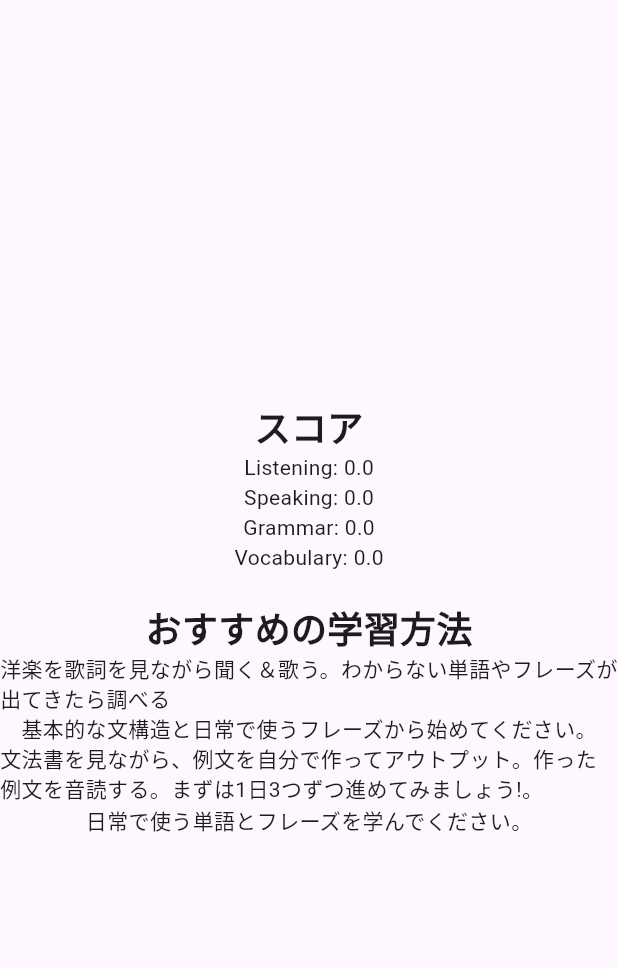
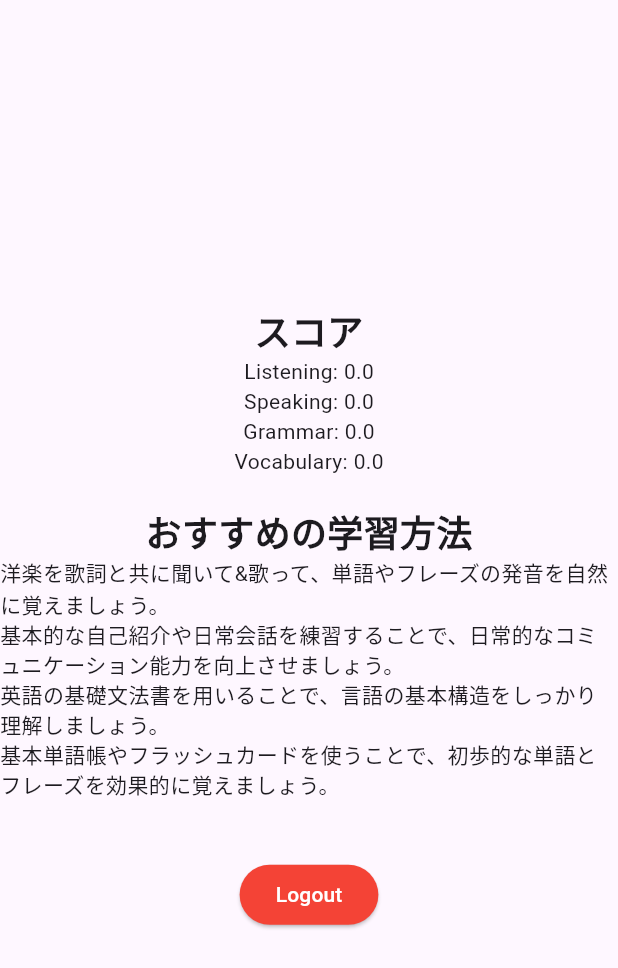
Before and after one commit to KEN-4/english_test_app, a Flutter app: the ResultPage screen opened directly with empty values, on a phone screen of 412 x 824 dp. Shown: the top 968 px of the screen. Run offline on Flutter 3.47's test engine with Material 2 defaults, Android fonts, the light colour scheme and no system bars; our stand-ins replace audioplayers, cloud_firestore, firebase_auth, firebase_core, firebase_storage; accounts and stored records are empty.

Commit message:
update result page

```diff
--- a/lib/main.dart
+++ b/lib/main.dart
@@ -1,5 +1,4 @@
 import 'package:english_test_app/pages/login_page.dart';
-import 'package:english_test_app/pages/top_page.dart';
 import 'package:english_test_app/firebase_options.dart';
 import 'package:firebase_core/firebase_core.dart';
 import 'package:flutter/material.dart';
@@ -27,8 +26,8 @@ class MyApp extends StatelessWidget {
   Widget build(BuildContext context) {
     return MaterialApp(
       title: 'English Test App',
+      debugShowCheckedModeBanner: false,
       theme: ThemeData(
-        colorScheme: ColorScheme.fromSeed(seedColor: Colors.deepPurple),
         useMaterial3: true,
       ),
       home: LoginPage(),
--- a/lib/model/recommend_model.dart
+++ b/lib/model/recommend_model.dart
@@ -1,22 +1,22 @@
 Map<String, Map<String, String>> studyRecommendations = {
   'listening': {
-    'beginner': '洋楽を歌詞を見ながら聞く＆歌う。わからない単語やフレーズが出てきたら調べる',
-    'intermediate': '通常速度のポッドキャストを聴き、メモを取る練習をしてみてください。',
-    'advanced': 'ネイティブが速く話している対話やトークを理解するように努力してください。'
+    'beginner': '洋楽を歌詞と共に聞いて&歌って、単語やフレーズの発音を自然に覚えましょう。',
+    'intermediate': 'TED Talksや短いポッドキャストを通して、多様な話題やアクセントに慣れ、複雑な語彙を身につけましょう。',
+    'advanced': '映画やドラマの英語字幕を利用することで、リアルな会話の中の高度な語彙やイディオムを習得しましょう。'
   },
   'speaking': {
-    'beginner': '基本的な文構造と日常で使うフレーズから始めてください。',
-    'intermediate': '仲間との会話練習に参加してください。',
-    'advanced': '高度な話し方のエクササイズでアクセントと流暢さに取り組んでください。'
+    'beginner': '基本的な自己紹介や日常会話を練習することで、日常的なコミュニケーション能力を向上させましょう。',
+    'intermediate': 'オーディオブックや英語ニュースを聞くことで、標準的な速度と発音での理解力を高めましょう。',
+    'advanced': '英語でのディベートやプレゼンテーションを行うことで、複雑なトピックでも流暢に意見を表現する能力を身につけましょう。'
   },
   'grammar': {
-    'beginner': '文法書を見ながら、例文を自分で作ってアウトプット。作った例文を音読する。まずは1日3つずつ進めてみましょう!。',
-    'intermediate': '複雑な文とテキスト形成に取り組んでください。',
-    'advanced': '高度な文法概念を理解する微調整をしてください。'
+    'beginner': '英語の基礎文法書を用いることで、言語の基本構造をしっかり理解しましょう。',
+    'intermediate': '英語の短編小説や記事を読んで未知の文法形式を解析することで、文脈内での正確な文法使用法を学びましょう。',
+    'advanced': '英語の論文やエッセイを解析することで、高度な文法構造や表現を習得しましょう。'
   },
   'vocabulary': {
-    'beginner': '日常で使う単語とフレーズを学んでください。',
-    'intermediate': '類義語と反対語で語彙リストを広げてください。',
-    'advanced': '慣用句と専門的な語彙を学んでください。'
+    'beginner': '基本単語帳やフラッシュカードを使うことで、初歩的な単語とフレーズを効果的に覚えましょう。',
+    'intermediate': '記事や小説の中の新しい単語をメモすることで、文脈の中での語彙の使用方法を学びましょう。',
+    'advanced': '専門書や業界関連の記事を読むことで、特定の分野に特有の専門用語や表現を増やしましょう。'
   }
 };
--- a/lib/pages/result_page.dart
+++ b/lib/pages/result_page.dart
@@ -1,5 +1,7 @@
 import 'package:english_test_app/model/recommend_model.dart';
 import 'package:english_test_app/model/score_model.dart';
+import 'package:english_test_app/pages/login_page.dart';
+import 'package:firebase_auth/firebase_auth.dart';
 import 'package:flutter/material.dart';
 
 String capitalizeFirstLetter(String text) {
@@ -36,6 +38,23 @@ class ResultPage extends StatelessWidget {
               style: TextStyle(fontSize: 24, fontWeight: FontWeight.bold),
             ),
             ...recommendations.map((rec) => Text(rec)),
+            SizedBox(height: 40),
+            ElevatedButton(
+              onPressed: () async {
+                await FirebaseAuth.instance.signOut();
+                await Navigator.pushReplacement(
+                  context,
+                  MaterialPageRoute(
+                    builder: (context) => LoginPage(),
+                  ),
+                );
+              },
+              style: ElevatedButton.styleFrom(
+                backgroundColor: Colors.red,
+                foregroundColor: Colors.white
+              ),
+              child: Text('Logout'),
+            ),
           ],
         ),
       ),
--- a/lib/pages/top_page.dart
+++ b/lib/pages/top_page.dart
@@ -24,7 +24,6 @@ class TopPage extends StatelessWidget {
   Widget build(BuildContext context) {
     return Scaffold(
       appBar: AppBar(
-        backgroundColor: Theme.of(context).colorScheme.inversePrimary,
         title: const Text('English Test'),
       ),
       body: Center(
```
